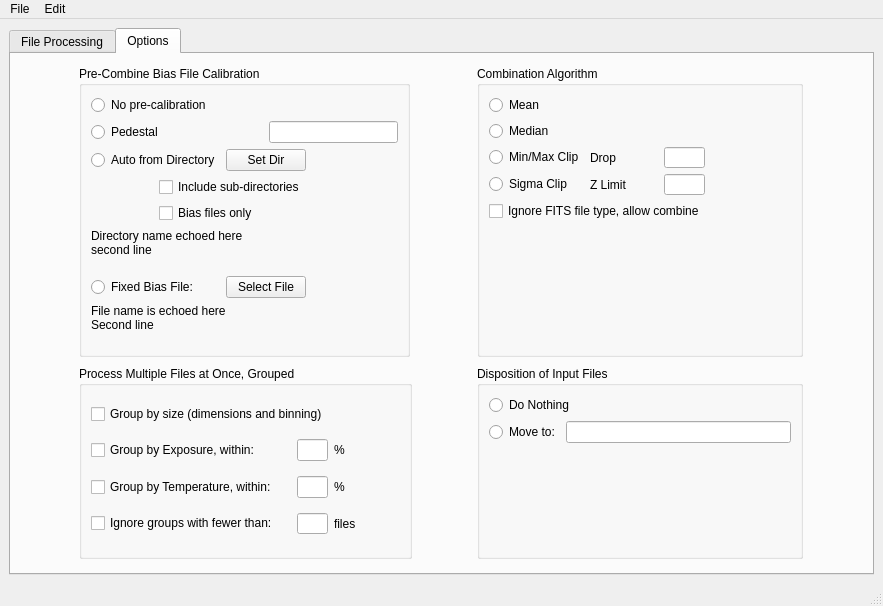
Above: MainWindow.ui from RMcDOttawa/MasterDarkMaker before the change. Below: the same form after it.
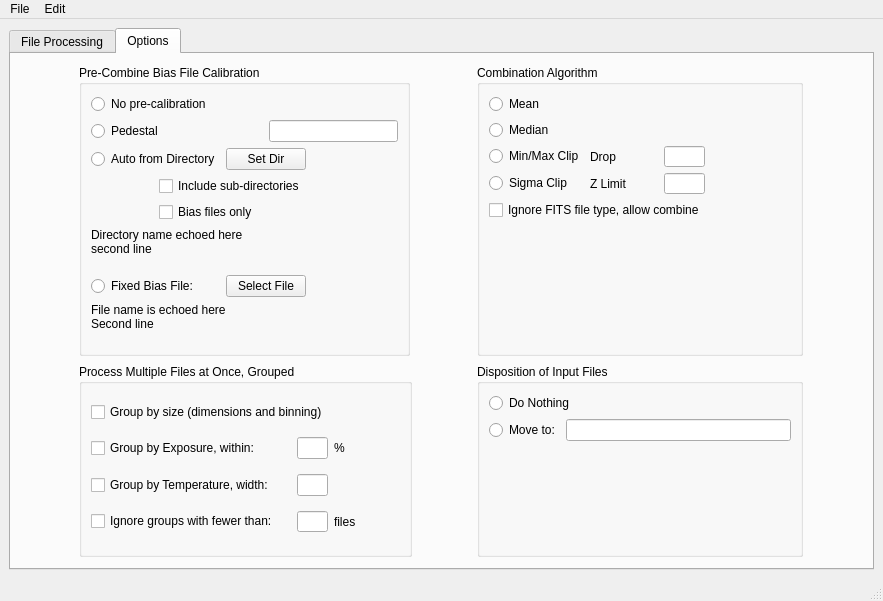
That is the form after the change. The open tabs and pages were chosen to show the change.

Commit message: Changed temperature group tolerance to bandwidth in DataModel and main window

```diff
--- a/MainWindow.ui
+++ b/MainWindow.ui
@@ -7,7 +7,7 @@
     <x>0</x>
     <y>0</y>
     <width>883</width>
-    <height>606</height>
+    <height>601</height>
    </rect>
   </property>
   <property name="sizePolicy">
@@ -715,13 +715,6 @@
            <string>Process Multiple Files at Once, Grouped</string>
           </property>
           <layout class="QGridLayout" name="gridLayout_3">
-           <item row="2" column="2">
-            <widget class="QLabel" name="label_8">
-             <property name="text">
-              <string>%</string>
-             </property>
-            </widget>
-           </item>
            <item row="3" column="1">
             <widget class="QLineEdit" name="minimumGroupSize">
              <property name="maximumSize">
@@ -751,7 +744,7 @@
               <string>Process sets of files having different CCD temperatures</string>
              </property>
              <property name="text">
-              <string>Group by Temperature, within:</string>
+              <string>Group by Temperature, width:</string>
              </property>
             </widget>
            </item>
```
Left out of the diff: 4 changed lines with no effect on the pictures. The commit also changes 2 other files.
